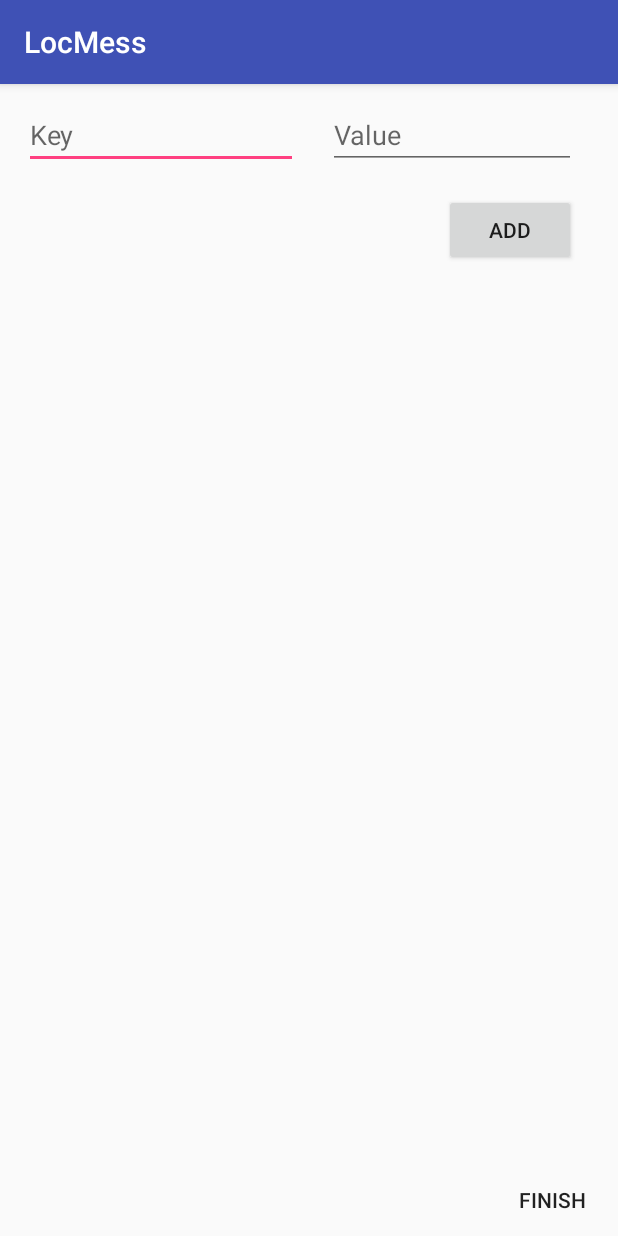
After one commit to ruipatcheco/LocMess, an Android app: the AddProfileKey screen opened directly, with no data from a screen before it, on a phone screen of 412 x 824 dp. The commit adds this screen. Run offline under Robolectric (Android 15) with nearby library versions, the phone set to English and light mode, and no system bars.

Commit message:
added addProfilekeys activity

```diff
--- a/LocMessClient/app/src/main/AndroidManifest.xml
+++ b/LocMessClient/app/src/main/AndroidManifest.xml
@@ -34,7 +34,8 @@
         <activity
             android:name=".MessagePolicyActivity"
             android:windowSoftInputMode="adjustNothing" />
-        <activity android:name=".AddLocationActivity"></activity>
+        <activity android:name=".AddLocationActivity" />
+        <activity android:name=".AddProfileKey"></activity>
     </application>
 
 </manifest>
--- /dev/null
+++ b/LocMessClient/app/src/main/java/pt/ulisboa/tecnico/cmu/tg14/locmessclient/AddProfileKey.java
@@ -0,0 +1,13 @@
+package pt.ulisboa.tecnico.cmu.tg14.locmessclient;
+
+import android.support.v7.app.AppCompatActivity;
+import android.os.Bundle;
+
+public class AddProfileKey extends AppCompatActivity {
+
+    @Override
+    protected void onCreate(Bundle savedInstanceState) {
+        super.onCreate(savedInstanceState);
+        setContentView(R.layout.activity_add_profile_key);
+    }
+}
--- a/LocMessClient/app/src/main/java/pt/ulisboa/tecnico/cmu/tg14/locmessclient/Profile.java
+++ b/LocMessClient/app/src/main/java/pt/ulisboa/tecnico/cmu/tg14/locmessclient/Profile.java
@@ -76,7 +76,7 @@ public class Profile extends Fragment {
         fab.setOnClickListener(new View.OnClickListener() {
             @Override
             public void onClick(View view) {
-                Intent intent = new Intent(getActivity(),AddLocationActivity.class); //FIXME change to profile specific add
+                Intent intent = new Intent(getActivity(),AddProfileKey.class);
                 startActivity(intent);
             }});
 
--- /dev/null
+++ b/LocMessClient/app/src/main/res/layout/activity_add_profile_key.xml
@@ -0,0 +1,86 @@
+<?xml version="1.0" encoding="utf-8"?>
+<android.support.constraint.ConstraintLayout xmlns:android="http://schemas.android.com/apk/res/android"
+    xmlns:app="http://schemas.android.com/apk/res-auto"
+    xmlns:tools="http://schemas.android.com/tools"
+    android:layout_width="match_parent"
+    android:layout_height="match_parent"
+    tools:context="pt.ulisboa.tecnico.cmu.tg14.locmessclient.AddProfileKey"
+    tools:layout_editor_absoluteY="81dp"
+    tools:layout_editor_absoluteX="0dp">
+
+    <EditText
+        android:layout_width="0dp"
+        android:layout_height="0dp"
+        android:inputType="textPersonName"
+        android:ems="10"
+        android:id="@+id/add_profile_key"
+        android:hint="@string/profile_key_text"
+        app:layout_constraintRight_toLeftOf="@+id/add_profile_value"
+        tools:layout_constraintTop_creator="1"
+        tools:layout_constraintRight_creator="1"
+        tools:layout_constraintBottom_creator="1"
+        app:layout_constraintBottom_toBottomOf="@+id/add_profile_value"
+        tools:layout_constraintLeft_creator="1"
+        app:layout_constraintLeft_toLeftOf="parent"
+        app:layout_constraintTop_toTopOf="@+id/add_profile_value"
+        android:layout_marginLeft="16dp"
+        android:layout_marginRight="20dp" />
+
+    <EditText
+        android:layout_width="165dp"
+        android:layout_height="41dp"
+        android:inputType="textPersonName"
+        android:ems="10"
+        android:id="@+id/add_profile_value"
+        android:hint="@string/profile_value_text"
+        tools:layout_constraintTop_creator="1"
+        tools:layout_constraintRight_creator="1"
+        tools:layout_constraintBottom_creator="1"
+        app:layout_constraintBottom_toTopOf="@+id/add_profile_button_add"
+        app:layout_constraintRight_toRightOf="parent"
+        android:layout_marginTop="15dp"
+        android:layout_marginBottom="17dp"
+        app:layout_constraintTop_toTopOf="parent"
+        android:layout_marginRight="28dp" />
+
+    <Button
+        android:text="@string/button_finish"
+        android:layout_width="wrap_content"
+        android:layout_height="wrap_content"
+        android:id="@+id/add_profile_button_finish"
+        style="@style/Widget.AppCompat.Button.Borderless"
+        tools:layout_constraintRight_creator="1"
+        tools:layout_constraintBottom_creator="1"
+        app:layout_constraintBottom_toBottomOf="parent"
+        app:layout_constraintRight_toRightOf="parent" />
+
+    <Button
+        android:text="@string/add_text"
+        android:layout_width="wrap_content"
+        android:layout_height="wrap_content"
+        android:id="@+id/add_profile_button_add"
+        tools:layout_constraintTop_creator="1"
+        tools:layout_constraintRight_creator="1"
+        app:layout_constraintRight_toRightOf="@+id/add_profile_value"
+        android:layout_marginTop="73dp"
+        app:layout_constraintTop_toTopOf="parent" />
+
+    <ListView
+        android:id="@+id/add_profile_list"
+        android:layout_width="0dp"
+        android:layout_height="0dp"
+        tools:layout_constraintTop_creator="1"
+        tools:layout_constraintRight_creator="1"
+        tools:layout_constraintBottom_creator="1"
+        app:layout_constraintBottom_toBottomOf="parent"
+        app:layout_constraintRight_toRightOf="parent"
+        android:layout_marginTop="79dp"
+        tools:layout_constraintLeft_creator="1"
+        android:layout_marginBottom="70dp"
+        app:layout_constraintLeft_toLeftOf="parent"
+        app:layout_constraintTop_toTopOf="@+id/add_profile_button_add"
+        android:layout_marginLeft="16dp"
+        android:layout_marginRight="16dp" />
+
+
+</android.support.constraint.ConstraintLayout>
--- a/LocMessClient/app/src/main/res/values/strings.xml
+++ b/LocMessClient/app/src/main/res/values/strings.xml
@@ -50,5 +50,4 @@
     <string name="fragment_list_locations_title">Locations Near You</string>
 
 
-
 </resources>
```
